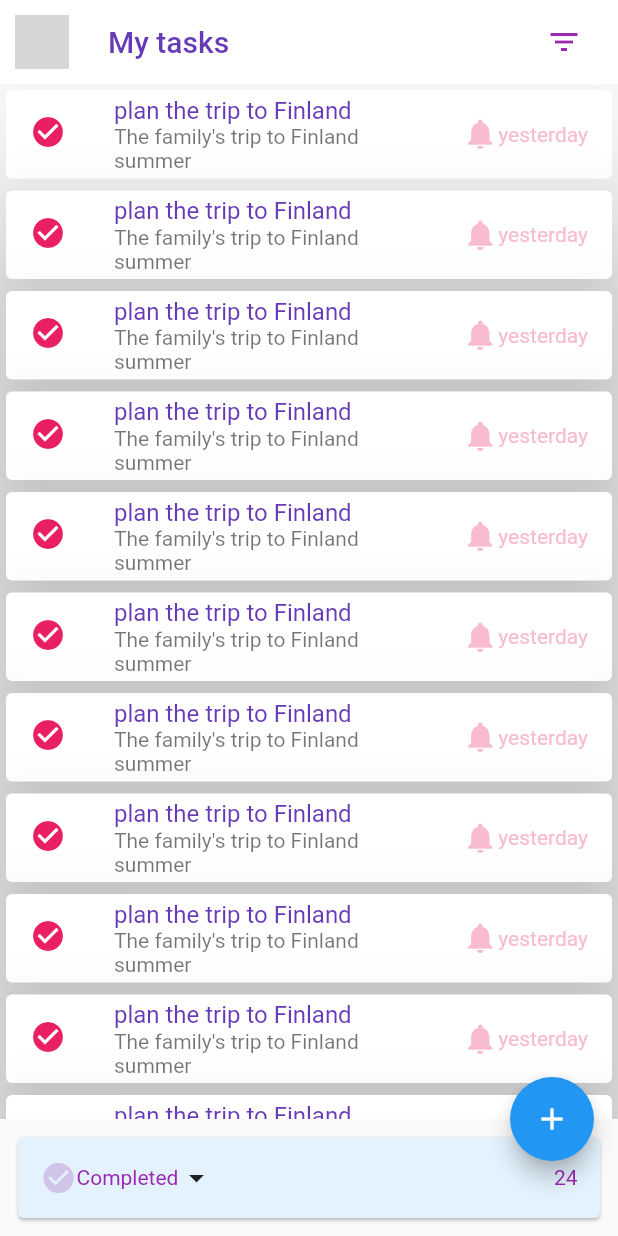
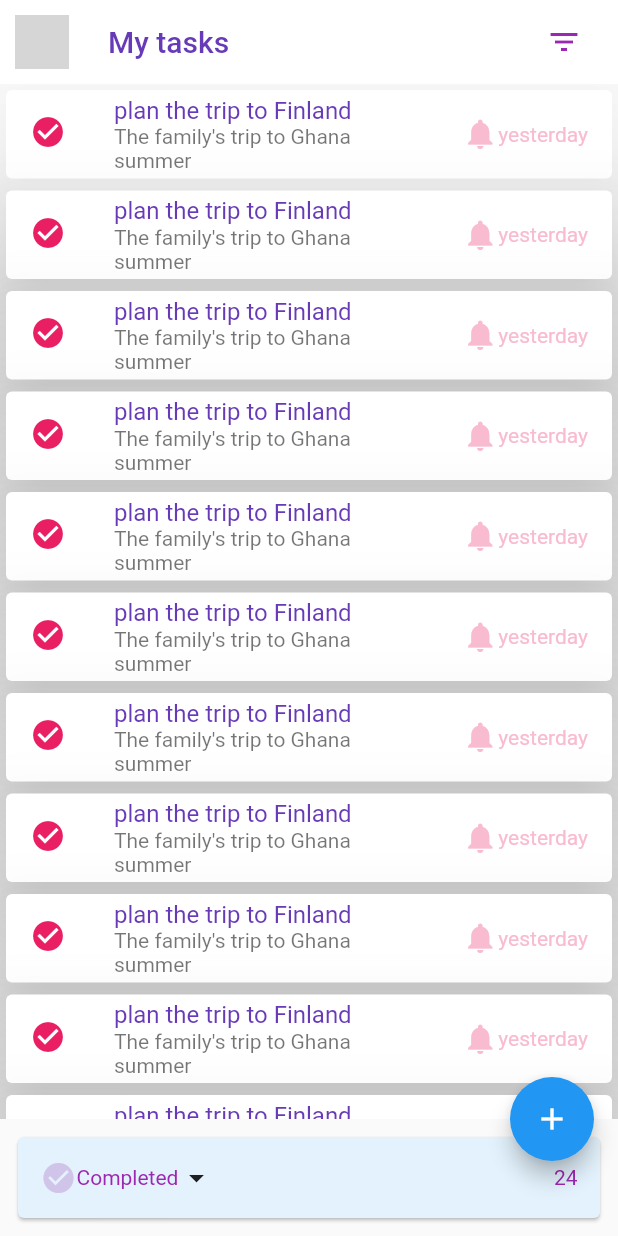
Before and after one commit to 02074/trail_repo, a Flutter app: the screen it shows after launch, on a phone screen of 412 x 824 dp. Run offline on Flutter 3.47's test engine with Material 2 defaults, Android fonts, the phone set to English and light mode, and no system bars; network calls fail; grey boxes are pictures that could not be loaded.

Commit message:
changed the trip( finland to Ghana)

```diff
--- a/lib/main.dart
+++ b/lib/main.dart
@@ -102,7 +102,7 @@ class TodoWidget extends StatelessWidget {
         leading:  const Icon(Icons.check_circle,color:Colors.pink,),
         title: const Text("plan the trip to Finland",
         style: TextStyle(color: Colors.deepPurple),),
-        subtitle: const Text("The family's trip to Finland  summer"),
+        subtitle: const Text("The family's trip to Ghana  summer"),
         trailing: Row(
 
           mainAxisSize: MainAxisSize.min,
```
